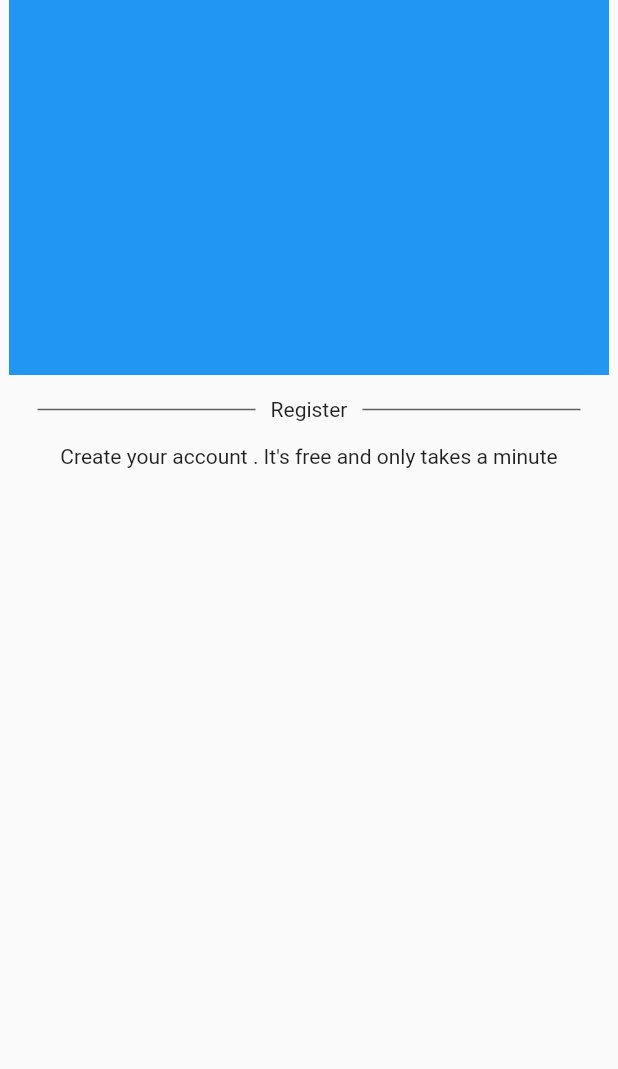
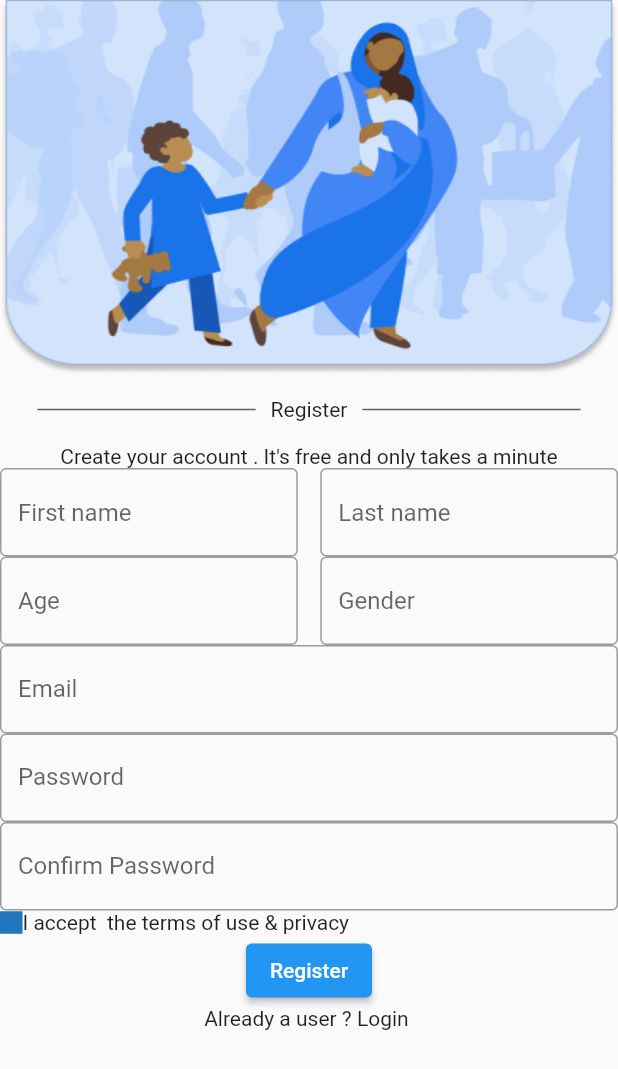
Before and after one commit to DevikaRajesh22/Refuge_user, a Flutter app: the screen it shows after launch, on a phone screen of 412 x 824 dp. Shown: the top 1069 px of the screen. Run offline on Flutter 3.47's test engine with Material 2 defaults, Android fonts, the phone set to English and light mode, and no system bars; our stand-ins replace flutter_svg.

Commit message:
final stage

```diff
--- a/lib/ui/screens/registration_screen.dart
+++ b/lib/ui/screens/registration_screen.dart
@@ -5,13 +5,15 @@ class RegistrationScreen extends StatelessWidget {
 
   @override
   Widget build(BuildContext context) {
-    return MaterialApp(
-        home: Scaffold(
-      body: Column(children: [
-        Container(
-          width: 400,
+    return Scaffold(
+      body: SafeArea(
+        child: Column(
+          children: [
+            Image.asset(
+              'assets/images/regi.png',
+              fit: BoxFit.fill,
+              width: MediaQuery.of(context).size.width,
               height: 250,
-          color: Colors.blue,
             ),
             Padding(
               padding: const EdgeInsets.symmetric(horizontal: 10),
@@ -42,8 +44,93 @@ class RegistrationScreen extends StatelessWidget {
                 ),
               ),
             ),
-        const Text("Create your account . It's free and only takes a minute")
-      ]),
-    ));
+            const Text(
+                "Create your account . It's free and only takes a minute"),
+            Row(
+              children: const [
+                Expanded(
+                  child: TextField(
+                    decoration: InputDecoration(
+                      border: OutlineInputBorder(),
+                      hintText: 'First name',
+                    ),
+                  ),
+                ),
+                SizedBox(
+                  width: 15,
+                ),
+                Expanded(
+                  child: TextField(
+                    decoration: InputDecoration(
+                      border: OutlineInputBorder(),
+                      hintText: 'Last name',
+                    ),
+                  ),
+                ),
+              ],
+            ),
+            Row(
+              children: const [
+                Expanded(
+                  child: TextField(
+                    decoration: InputDecoration(
+                      border: OutlineInputBorder(),
+                      hintText: 'Age',
+                    ),
+                  ),
+                ),
+                SizedBox(
+                  width: 15,
+                ),
+                Expanded(
+                  child: TextField(
+                    decoration: InputDecoration(
+                      border: OutlineInputBorder(),
+                      hintText: 'Gender',
+                    ),
+                  ),
+                ),
+              ],
+            ),
+            const TextField(
+              decoration: InputDecoration(
+                border: OutlineInputBorder(),
+                labelText: 'Email',
+                hintText: 'mail@user.com',
+              ),
+            ),
+            const TextField(
+              obscureText: true,
+              decoration: InputDecoration(
+                  border: OutlineInputBorder(),
+                  labelText: "Password",
+                  hintText: "Enter Password"),
+            ),
+            const TextField(
+              obscureText: true,
+              decoration: InputDecoration(
+                  border: OutlineInputBorder(),
+                  labelText: "Confirm Password",
+                  hintText: "Enter Password"),
+            ),
+            Row(
+              children: [
+                Container(
+                  width: 15,
+                  height: 15,
+                  color: const Color.fromARGB(255, 32, 118, 188),
+                ),
+                const Text('I accept  the terms of use & privacy '),
+              ],
+            ),
+            ElevatedButton(
+              child: const Text("Register"),
+              onPressed: () {},
+            ),
+            const Text('Already a user ? Login ')
+          ],
+        ),
+      ),
+    );
   }
 }
--- a/pubspec.yaml
+++ b/pubspec.yaml
@@ -36,6 +36,7 @@ dependencies:
   cupertino_icons: ^1.0.2
   flutter_svg: ^1.1.6
   line_icons: ^2.0.1
+  google_fonts: ^4.0.1
 
 dev_dependencies:
   flutter_test:
@@ -62,6 +63,7 @@ flutter:
   # To add assets to your application, add an assets section, like this:
   assets:
     - assets/images/bac.svg
+    - assets/images/regi.png
 
   # An image asset can refer to one or more resolution-specific "variants", see
   # https://flutter.dev/assets-and-images/#resolution-aware
```
Also changed, not shown: assets/images/regi.png (added), pubspec.lock, 1 other file. Lines whose indentation alone changed are shown as unchanged.
